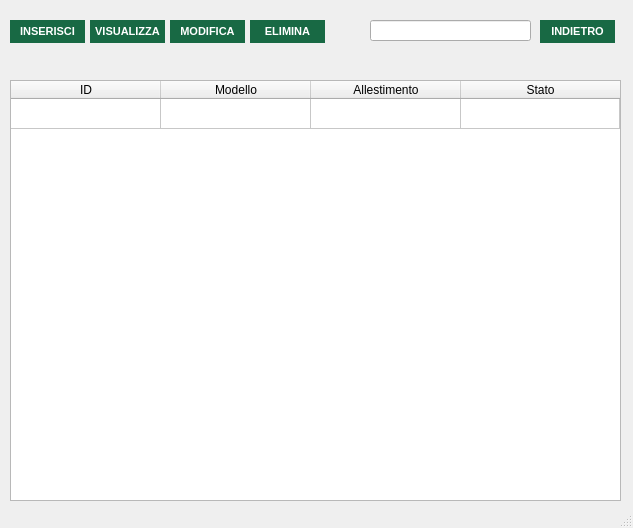
OT-Rax/AnconAmbiente, file src/main/gui/mezzi.ui: the form before one commit.
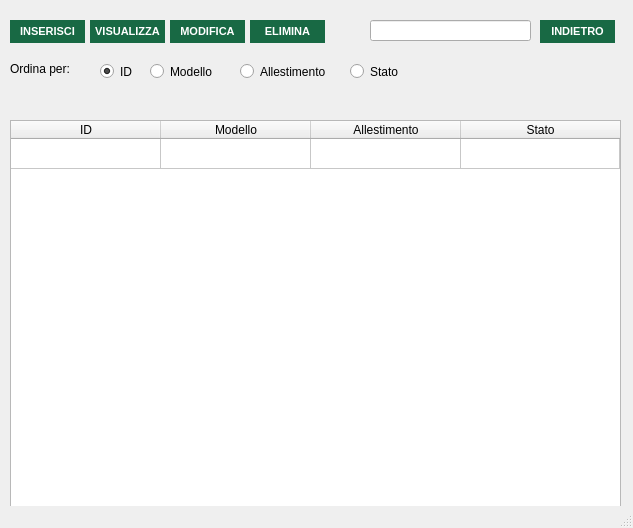
The form after the commit. Icons and pictures are not drawn.

Commit message: gui mezzi e gui turni

```diff
--- a/src/main/gui/mezzi.ui
+++ b/src/main/gui/mezzi.ui
@@ -95,9 +95,9 @@
     <property name="geometry">
      <rect>
       <x>10</x>
-      <y>80</y>
+      <y>120</y>
       <width>611</width>
-      <height>421</height>
+      <height>391</height>
      </rect>
     </property>
     <property name="selectionBehavior">
@@ -261,7 +261,7 @@
     <property name="geometry">
      <rect>
       <x>10</x>
-      <y>60</y>
+      <y>100</y>
       <width>601</width>
       <height>16</height>
      </rect>
@@ -361,6 +361,74 @@
      <string/>
     </property>
    </widget>
+   <widget class="QRadioButton" name="id_radio">
+    <property name="geometry">
+     <rect>
+      <x>100</x>
+      <y>60</y>
+      <width>92</width>
+      <height>23</height>
+     </rect>
+    </property>
+    <property name="text">
+     <string>ID</string>
+    </property>
+    <property name="checked">
+     <bool>true</bool>
+    </property>
+   </widget>
+   <widget class="QRadioButton" name="stato_radio">
+    <property name="geometry">
+     <rect>
+      <x>350</x>
+      <y>60</y>
+      <width>92</width>
+      <height>23</height>
+     </rect>
+    </property>
+    <property name="text">
+     <string>Stato</string>
+    </property>
+   </widget>
+   <widget class="QLabel" name="label_3">
+    <property name="geometry">
+     <rect>
+      <x>10</x>
+      <y>60</y>
+      <width>81</width>
+      <height>17</height>
+     </rect>
+    </property>
+    <property name="text">
+     <string>Ordina per:</string>
+    </property>
+   </widget>
+   <widget class="QRadioButton" name="allestimento_radio">
+    <property name="geometry">
+     <rect>
+      <x>240</x>
+      <y>60</y>
+      <width>101</width>
+      <height>23</height>
+     </rect>
+    </property>
+    <property name="text">
+     <string>Allestimento</string>
+    </property>
+   </widget>
+   <widget class="QRadioButton" name="modello_radio">
+    <property name="geometry">
+     <rect>
+      <x>150</x>
+      <y>60</y>
+      <width>92</width>
+      <height>23</height>
+     </rect>
+    </property>
+    <property name="text">
+     <string>Modello</string>
+    </property>
+   </widget>
   </widget>
   <widget class="QStatusBar" name="statusbar"/>
  </widget>
```
The commit also changes 3 other files.
